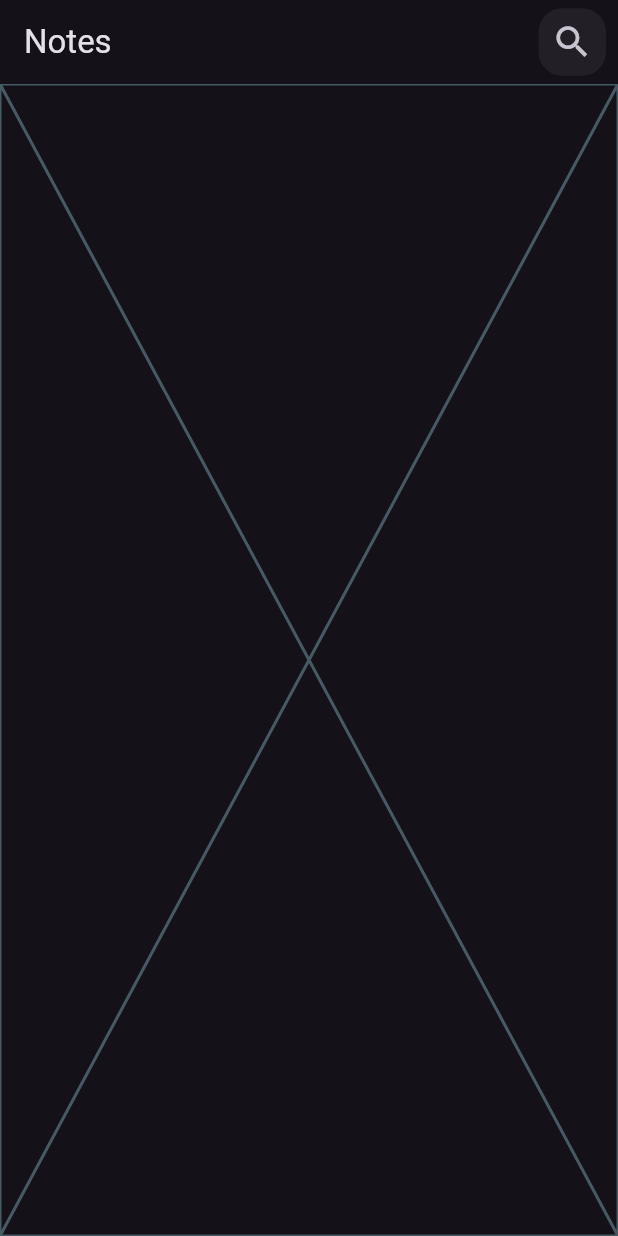
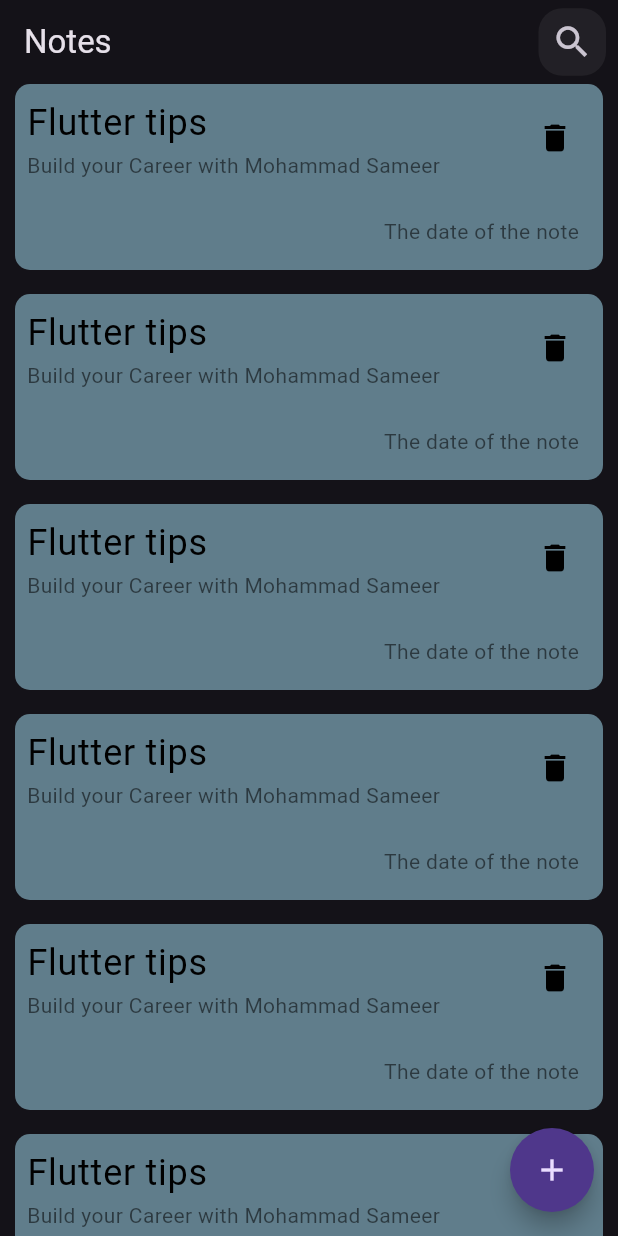
Before and after one commit to 1MH-s/notes_app, a Flutter app: the screen it shows after launch, on a phone screen of 412 x 824 dp. Run offline on Flutter 3.47's test engine with Material 3 defaults, Android fonts, the phone set to English and light mode, and no system bars.

Commit message:
created notes list view and floatingActionButton

```diff
--- a/lib/views/notes_view.dart
+++ b/lib/views/notes_view.dart
@@ -1,10 +1,11 @@
-//Flutter:
+//Flutter:|||||||||||||
 import 'package:flutter/material.dart';
 
-//Widgets:
+//Widgets:|||||||||||||||||||||||||||||
 import 'package:notes_app/views/widgets/notes_app_bar.dart';
 import 'package:notes_app/views/widgets/notes_view_body.dart';
 import 'package:notes_app/views/widgets/custom_search_icon.dart';
+import 'widgets/custom_floating_action_button.dart';
 
 class NotesView extends StatelessWidget {
   const NotesView({super.key});
@@ -20,6 +21,7 @@ class NotesView extends StatelessWidget {
         ],
       ).build(context),
       body: const NotesViewBody(),
+      floatingActionButton: const CustomFloatingActionButton(),
     );
   }
 }
--- /dev/null
+++ b/lib/views/widgets/custom_floating_action_button.dart
@@ -0,0 +1,16 @@
+import 'package:flutter/material.dart';
+
+class CustomFloatingActionButton extends StatelessWidget {
+  const CustomFloatingActionButton({
+    super.key,
+  });
+
+  @override
+  Widget build(BuildContext context) {
+    return FloatingActionButton(
+      shape: RoundedRectangleBorder(borderRadius: BorderRadius.circular(100)),
+      onPressed: () {},
+      child: const Icon(Icons.add),
+    );
+  }
+}
--- /dev/null
+++ b/lib/views/widgets/note_item.dart
@@ -0,0 +1,45 @@
+import 'package:flutter/material.dart';
+
+class NoteItem extends StatelessWidget {
+  const NoteItem({
+    super.key,
+  });
+
+  @override
+  Widget build(BuildContext context) {
+    return Container(
+      decoration: const BoxDecoration(
+          color: Colors.blueGrey, borderRadius: BorderRadius.all(Radius.circular(10))),
+      child: Column(
+        crossAxisAlignment: CrossAxisAlignment.end,
+        children: [
+          ListTile(
+            contentPadding: const EdgeInsets.symmetric(horizontal: 8),
+            title: const Text(
+              "Flutter tips",
+              style: TextStyle(fontSize: 24, color: Colors.black),
+            ),
+            subtitle: const Text(
+              "Build your Career with Mohammad Sameer",
+              style: TextStyle(color: Colors.black54),
+            ),
+            trailing: IconButton(
+              onPressed: () {},
+              icon: const Icon(
+                Icons.delete,
+                color: Colors.black,
+              ),
+            ),
+          ),
+          const Padding(
+            padding: EdgeInsets.all(16.0),
+            child: Text(
+              "The date of the note",
+              style: TextStyle(color: Colors.black54),
+            ),
+          ),
+        ],
+      ),
+    );
+  }
+}
--- a/lib/views/widgets/notes_view_body.dart
+++ b/lib/views/widgets/notes_view_body.dart
@@ -1,10 +1,17 @@
+//Flutter:
 import 'package:flutter/material.dart';
+
+//Widgets:
+import 'package:notes_app/views/widgets/notes_view_list.dart';
 
 class NotesViewBody extends StatelessWidget {
   const NotesViewBody({super.key});
 
   @override
   Widget build(BuildContext context) {
-    return const Placeholder();
+    return const Padding(
+      padding: EdgeInsets.symmetric(horizontal: 0.0),
+      child: NotesListView(),
+    );
   }
 }
--- /dev/null
+++ b/lib/views/widgets/notes_view_list.dart
@@ -0,0 +1,24 @@
+//Flutter:
+import 'package:flutter/material.dart';
+
+//Widgets:
+import 'package:notes_app/views/widgets/note_item.dart';
+
+class NotesListView extends StatelessWidget {
+  const NotesListView({
+    super.key,
+  });
+
+  @override
+  Widget build(BuildContext context) {
+    return ListView.builder(
+      itemCount: 10,
+      itemBuilder: (BuildContext context, int index) {
+        return const Padding(
+          padding: EdgeInsets.fromLTRB(10, 0, 10, 16),
+          child: NoteItem(),
+        );
+      },
+    );
+  }
+}
```
